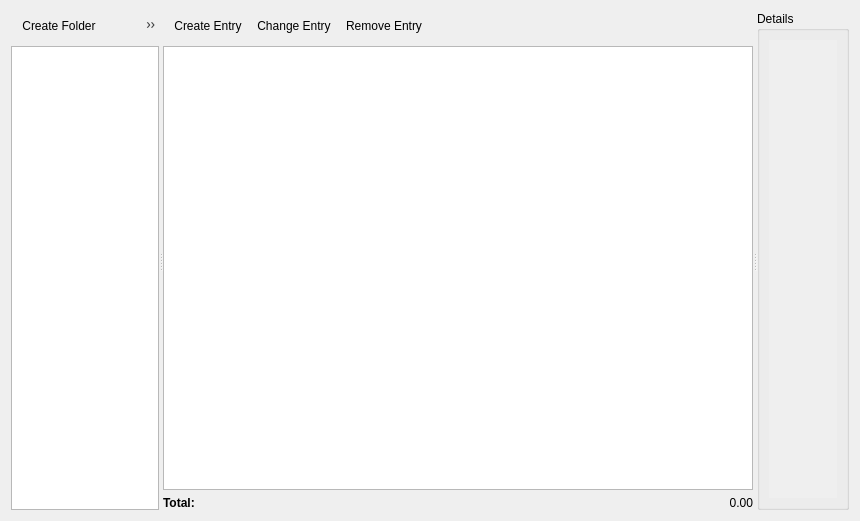
Old version of the form forms/budget.ui in the repository LukyLuke/PiTres.
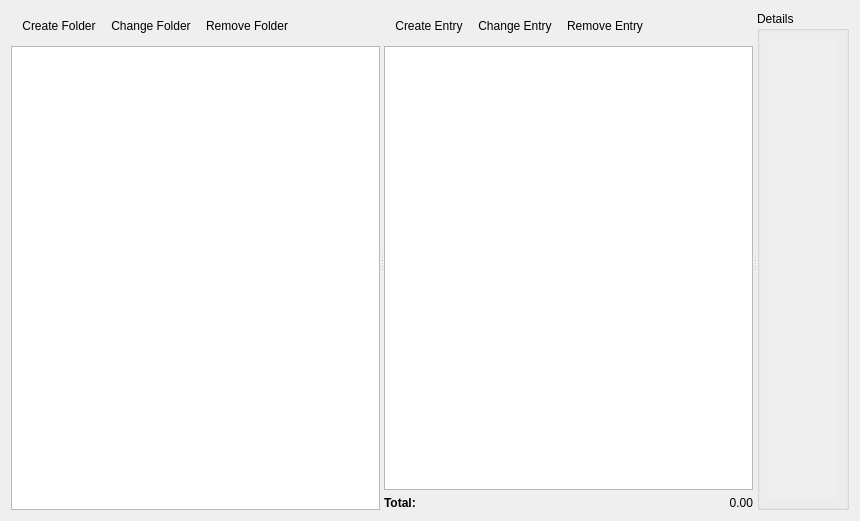
New version of the form. Icons and pictures are not drawn.

Commit message: Upgraded the Tree with the ID as major key, redefined it as 'budget-position' and changed the items to be 'income' or 'expenses'

```diff
--- a/forms/budget.ui
+++ b/forms/budget.ui
@@ -26,7 +26,7 @@
      <widget class="QWidget" name="widget" native="true">
       <property name="sizePolicy">
        <sizepolicy hsizetype="Preferred" vsizetype="Preferred">
-        <horstretch>1</horstretch>
+        <horstretch>3</horstretch>
         <verstretch>0</verstretch>
        </sizepolicy>
       </property>
@@ -49,7 +49,7 @@
      <widget class="QWidget" name="widget_2" native="true">
       <property name="sizePolicy">
        <sizepolicy hsizetype="Preferred" vsizetype="Preferred">
-        <horstretch>4</horstretch>
+        <horstretch>3</horstretch>
         <verstretch>0</verstretch>
        </sizepolicy>
       </property>
```
The commit also changes 2 other files.
